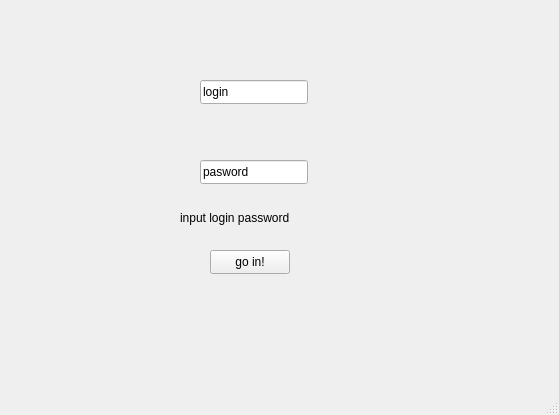
ArcoKostyleff/PasswordManager_QT_widgets, file PasswordManager/mainwindow.ui: the form before one commit.
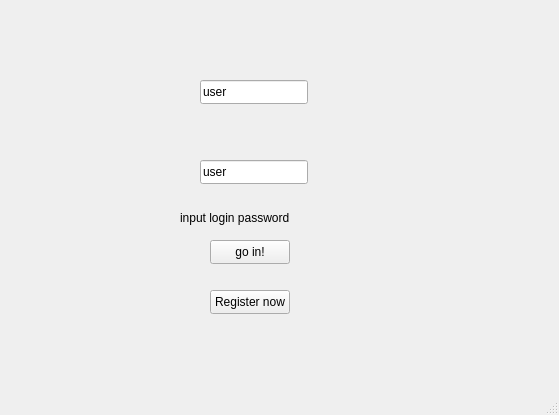
The form after the commit.

Commit message: add registration modal

```diff
--- a/PasswordManager/mainwindow.ui
+++ b/PasswordManager/mainwindow.ui
@@ -18,7 +18,7 @@
     <property name="geometry">
      <rect>
       <x>210</x>
-      <y>250</y>
+      <y>240</y>
       <width>80</width>
       <height>24</height>
      </rect>
@@ -37,7 +37,7 @@
      </rect>
     </property>
     <property name="text">
-     <string>pasword</string>
+     <string>user</string>
     </property>
    </widget>
    <widget class="QLineEdit" name="loginLine">
@@ -50,7 +50,7 @@
      </rect>
     </property>
     <property name="text">
-     <string>login</string>
+     <string>user</string>
     </property>
    </widget>
    <widget class="QLabel" name="auth_text">
@@ -66,6 +66,19 @@
      <string>input login password</string>
     </property>
    </widget>
+   <widget class="QPushButton" name="registration_button">
+    <property name="geometry">
+     <rect>
+      <x>210</x>
+      <y>290</y>
+      <width>80</width>
+      <height>24</height>
+     </rect>
+    </property>
+    <property name="text">
+     <string>Register now</string>
+    </property>
+   </widget>
   </widget>
   <widget class="QMenuBar" name="menubar">
    <property name="geometry">
```
The commit also changes 14 other files.
